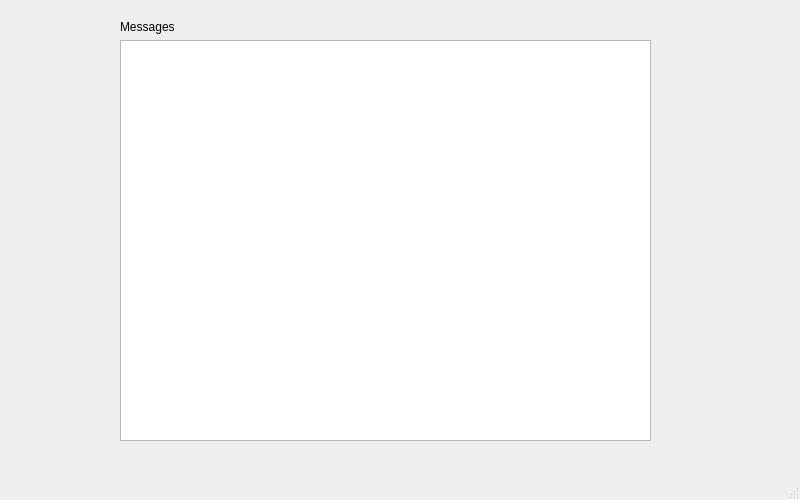
First picture: the form in serialComWTCPServer/tcpServer/tcpServer.ui, repository appablanca/embedded, before the edit.
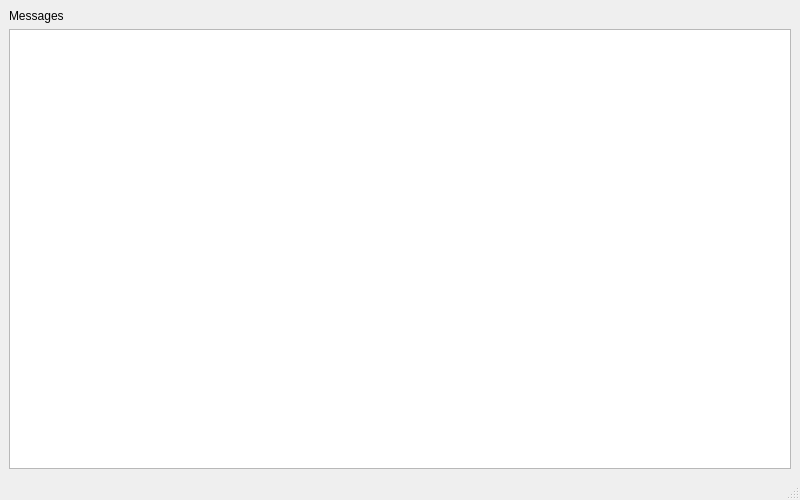
Second picture: the form after the edit.

```diff
--- a/serialComWTCPServer/tcpServer/tcpServer.ui
+++ b/serialComWTCPServer/tcpServer/tcpServer.ui
@@ -14,15 +14,8 @@
    <string>tcpServer</string>
   </property>
   <widget class="QWidget" name="centralwidget">
-   <widget class="QWidget" name="layoutWidget">
-    <property name="geometry">
-     <rect>
-      <x>120</x>
-      <y>20</y>
-      <width>531</width>
-      <height>421</height>
-     </rect>
-    </property>
+   <layout class="QHBoxLayout" name="horizontalLayout">
+    <item>
     <layout class="QVBoxLayout" name="verticalLayout">
      <item>
       <widget class="QLabel" name="label">
@@ -35,7 +28,8 @@
       <widget class="QListWidget" name="listWidget"/>
      </item>
     </layout>
-   </widget>
+    </item>
+   </layout>
   </widget>
   <widget class="QMenuBar" name="menubar">
    <property name="geometry">
```
Left out of the diff: 2 changed lines with no effect on the pictures. Lines whose indentation alone changed are shown as unchanged.
